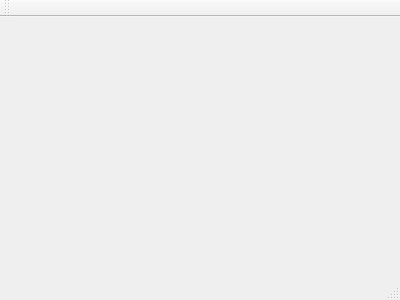
Qt form TP_CXX/NetManagers/neunetui.ui (xammi/2014_Cpp_Technopark) before a commit.
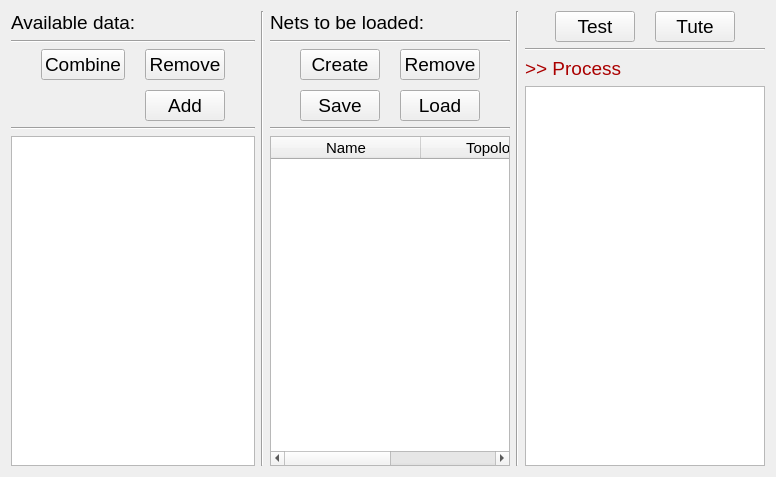
The same form after that commit.

The edit to the form file:
```diff
--- a/TP_CXX/NetManagers/neunetui.ui
+++ b/TP_CXX/NetManagers/neunetui.ui
@@ -1,24 +1,360 @@
 <ui version="4.0">
  <class>NeuNetUI</class>
- <widget class="QMainWindow" name="NeuNetUI" >
-  <property name="geometry" >
+ <widget class="QMainWindow" name="NeuNetUI">
+  <property name="geometry">
    <rect>
     <x>0</x>
     <y>0</y>
-    <width>400</width>
-    <height>300</height>
+    <width>774</width>
+    <height>477</height>
    </rect>
   </property>
-  <property name="windowTitle" >
+  <property name="font">
+   <font>
+    <pointsize>11</pointsize>
+   </font>
+  </property>
+  <property name="windowTitle">
    <string>NeuNetUI</string>
   </property>
-  <widget class="QMenuBar" name="menuBar" />
-  <widget class="QToolBar" name="mainToolBar" />
-  <widget class="QWidget" name="centralWidget" />
-  <widget class="QStatusBar" name="statusBar" />
+  <widget class="QWidget" name="centralWidget">
+   <layout class="QHBoxLayout" name="horizontalLayout_2">
+    <item>
+     <layout class="QVBoxLayout" name="laoLeft">
+      <item>
+       <widget class="QLabel" name="lblData">
+        <property name="font">
+         <font>
+          <pointsize>14</pointsize>
+         </font>
+        </property>
+        <property name="text">
+         <string>Available data:</string>
+        </property>
+       </widget>
+      </item>
+      <item>
+       <widget class="Line" name="lnDataUpper">
+        <property name="orientation">
+         <enum>Qt::Horizontal</enum>
+        </property>
+       </widget>
+      </item>
+      <item>
+       <layout class="QGridLayout" name="laoDataCtrl">
+        <property name="leftMargin">
+         <number>30</number>
+        </property>
+        <property name="rightMargin">
+         <number>30</number>
+        </property>
+        <property name="horizontalSpacing">
+         <number>20</number>
+        </property>
+        <property name="verticalSpacing">
+         <number>10</number>
+        </property>
+        <item row="2" column="2">
+         <widget class="QPushButton" name="dataAdd">
+          <property name="font">
+           <font>
+            <pointsize>14</pointsize>
+           </font>
+          </property>
+          <property name="styleSheet">
+           <string notr="true"/>
+          </property>
+          <property name="text">
+           <string>Add</string>
+          </property>
+         </widget>
+        </item>
+        <item row="0" column="2">
+         <widget class="QPushButton" name="dataRemove">
+          <property name="font">
+           <font>
+            <pointsize>14</pointsize>
+           </font>
+          </property>
+          <property name="styleSheet">
+           <string notr="true"/>
+          </property>
+          <property name="text">
+           <string>Remove</string>
+          </property>
+         </widget>
+        </item>
+        <item row="0" column="1">
+         <widget class="QPushButton" name="dataCombine">
+          <property name="font">
+           <font>
+            <pointsize>14</pointsize>
+           </font>
+          </property>
+          <property name="styleSheet">
+           <string notr="true"/>
+          </property>
+          <property name="text">
+           <string>Combine</string>
+          </property>
+         </widget>
+        </item>
+       </layout>
+      </item>
+      <item>
+       <widget class="Line" name="lnDataDowner">
+        <property name="orientation">
+         <enum>Qt::Horizontal</enum>
+        </property>
+       </widget>
+      </item>
+      <item>
+       <widget class="QTreeWidget" name="data">
+        <attribute name="headerVisible">
+         <bool>false</bool>
+        </attribute>
+        <column>
+         <property name="text">
+          <string notr="true">1</string>
+         </property>
+        </column>
+       </widget>
+      </item>
+     </layout>
+    </item>
+    <item>
+     <widget class="Line" name="vlineLeft">
+      <property name="orientation">
+       <enum>Qt::Vertical</enum>
+      </property>
+     </widget>
+    </item>
+    <item>
+     <layout class="QVBoxLayout" name="laoCentral">
+      <item>
+       <widget class="QLabel" name="lblCentral">
+        <property name="font">
+         <font>
+          <pointsize>14</pointsize>
+         </font>
+        </property>
+        <property name="text">
+         <string>Nets to be loaded:</string>
+        </property>
+       </widget>
+      </item>
+      <item>
+       <widget class="Line" name="lnCentralUpper">
+        <property name="orientation">
+         <enum>Qt::Horizontal</enum>
+        </property>
+       </widget>
+      </item>
+      <item>
+       <layout class="QGridLayout" name="laoNetCtrl">
+        <property name="leftMargin">
+         <number>30</number>
+        </property>
+        <property name="rightMargin">
+         <number>30</number>
+        </property>
+        <property name="horizontalSpacing">
+         <number>20</number>
+        </property>
+        <property name="verticalSpacing">
+         <number>10</number>
+        </property>
+        <item row="0" column="0">
+         <widget class="QPushButton" name="netCreate">
+          <property name="font">
+           <font>
+            <pointsize>14</pointsize>
+           </font>
+          </property>
+          <property name="styleSheet">
+           <string notr="true"/>
+          </property>
+          <property name="text">
+           <string>Create</string>
+          </property>
+         </widget>
+        </item>
+        <item row="0" column="1">
+         <widget class="QPushButton" name="netRemove">
+          <property name="font">
+           <font>
+            <pointsize>14</pointsize>
+           </font>
+          </property>
+          <property name="styleSheet">
+           <string notr="true"/>
+          </property>
+          <property name="text">
+           <string>Remove</string>
+          </property>
+         </widget>
+        </item>
+        <item row="3" column="1">
+         <widget class="QPushButton" name="netLoad">
+          <property name="font">
+           <font>
+            <pointsize>14</pointsize>
+           </font>
+          </property>
+          <property name="styleSheet">
+           <string notr="true"/>
+          </property>
+          <property name="text">
+           <string>Load</string>
+          </property>
+         </widget>
+        </item>
+        <item row="3" column="0">
+         <widget class="QPushButton" name="netSave">
+          <property name="font">
+           <font>
+            <pointsize>14</pointsize>
+           </font>
+          </property>
+          <property name="text">
+           <string>Save</string>
+          </property>
+         </widget>
+        </item>
+       </layout>
+      </item>
+      <item>
+       <widget class="Line" name="lnCentralDowner">
+        <property name="orientation">
+         <enum>Qt::Horizontal</enum>
+        </property>
+       </widget>
+      </item>
+      <item>
+       <widget class="QTableWidget" name="nets">
+        <property name="selectionBehavior">
+         <enum>QAbstractItemView::SelectRows</enum>
+        </property>
+        <attribute name="horizontalHeaderDefaultSectionSize">
+         <number>150</number>
+        </attribute>
+        <attribute name="horizontalHeaderStretchLastSection">
+         <bool>true</bool>
+        </attribute>
+        <attribute name="verticalHeaderStretchLastSection">
+         <bool>false</bool>
+        </attribute>
+        <column>
+         <property name="text">
+          <string>Name</string>
+         </property>
+        </column>
+        <column>
+         <property name="text">
+          <string>Topology</string>
+         </property>
+        </column>
+       </widget>
+      </item>
+     </layout>
+    </item>
+    <item>
+     <widget class="Line" name="vlineRight">
+      <property name="orientation">
+       <enum>Qt::Vertical</enum>
+      </property>
+     </widget>
+    </item>
+    <item>
+     <layout class="QVBoxLayout" name="laoRight">
+      <item>
+       <layout class="QHBoxLayout" name="laoProcessCtrl">
+        <property name="spacing">
+         <number>20</number>
+        </property>
+        <property name="leftMargin">
+         <number>30</number>
+        </property>
+        <property name="rightMargin">
+         <number>30</number>
+        </property>
+        <item>
+         <widget class="QPushButton" name="test">
+          <property name="font">
+           <font>
+            <pointsize>14</pointsize>
+           </font>
+          </property>
+          <property name="text">
+           <string>Test</string>
+          </property>
+         </widget>
+        </item>
+        <item>
+         <widget class="QPushButton" name="tute">
+          <property name="font">
+           <font>
+            <pointsize>14</pointsize>
+           </font>
+          </property>
+          <property name="text">
+           <string>Tute</string>
+          </property>
+         </widget>
+        </item>
+       </layout>
+      </item>
+      <item>
+       <widget class="Line" name="lnProcess">
+        <property name="orientation">
+         <enum>Qt::Horizontal</enum>
+        </property>
+       </widget>
+      </item>
+      <item>
+       <widget class="QLabel" name="process">
+        <property name="font">
+         <font>
+          <pointsize>14</pointsize>
+         </font>
+        </property>
+        <property name="styleSheet">
+         <string notr="true">color: rgb(170, 0, 0);</string>
+        </property>
+        <property name="text">
+         <string>&gt;&gt; Process</string>
+        </property>
+       </widget>
+      </item>
+      <item>
+       <widget class="QTableWidget" name="lstProcess"/>
+      </item>
+     </layout>
+    </item>
+   </layout>
+  </widget>
+  <widget class="QMenuBar" name="menuBar">
+   <property name="geometry">
+    <rect>
+     <x>0</x>
+     <y>0</y>
+     <width>774</width>
+     <height>25</height>
+    </rect>
+   </property>
+  </widget>
+  <action name="actionLoad_net">
+   <property name="text">
+    <string>Load net</string>
+   </property>
+  </action>
+  <action name="actionCreate_net">
+   <property name="text">
+    <string>Create net</string>
+   </property>
+  </action>
  </widget>
- <layoutDefault spacing="6" margin="11" />
- <pixmapfunction></pixmapfunction>
+ <layoutdefault spacing="6" margin="11"/>
  <resources/>
  <connections/>
 </ui>
```
Left out of the diff: 1 changed line with no effect on the pictures.
